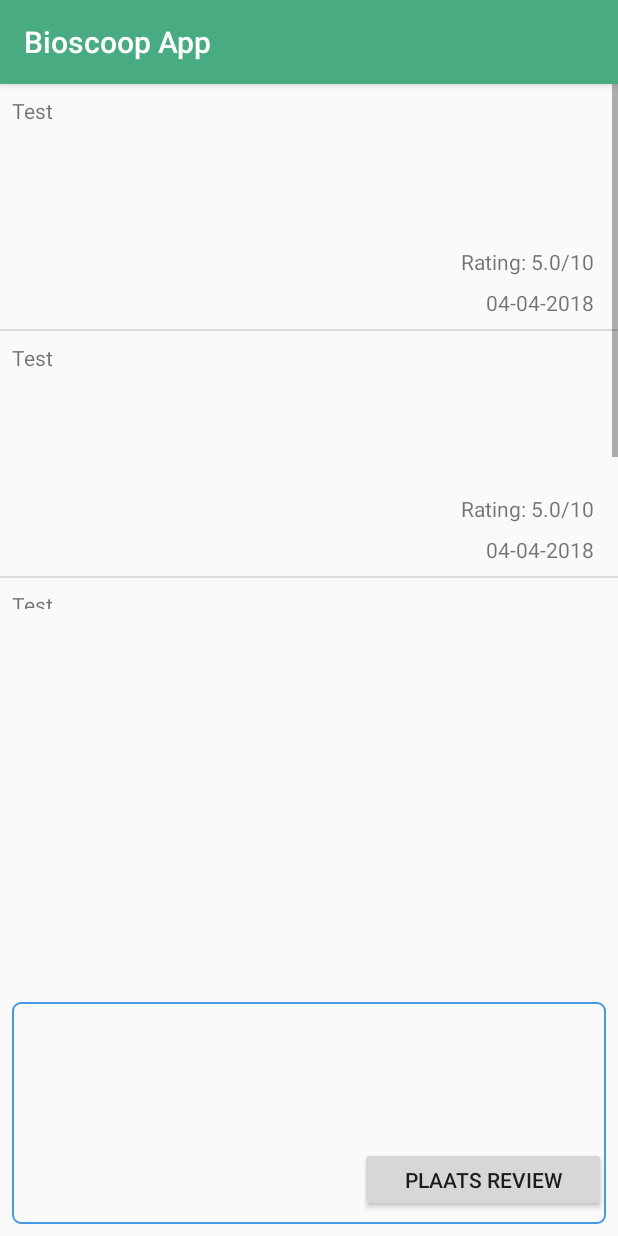
After one commit to teumaas/Android-Bioscoop-App, an Android app: the ReviewActivity screen opened directly, with no data from a screen before it, on a phone screen of 412 x 824 dp. The commit adds this screen. Run offline under Robolectric (Android 15) with nearby library versions, the phone set to English and light mode, and no system bars; Roboto replaces fonts that are not available here.

Commit message:
Review scherm gemaakt
Heb het reviewscherm gemaakt. Moeten alleen nog fixen dat de info uit de database wordt gestopt en als je op de 'Plaats review' button drukt hij hem ook opslaat in de database.

```diff
--- a/app/src/main/AndroidManifest.xml
+++ b/app/src/main/AndroidManifest.xml
@@ -58,7 +58,8 @@
         <activity
             android:name=".controllers.SuccessfulPayment"
             android:parentActivityName=".controllers.MainActivity" />
-        <activity android:name=".controllers.ContactDetailsActivity"></activity>
+        <activity android:name=".controllers.ContactDetailsActivity" />
+        <activity android:name=".controllers.ReviewActivity"></activity>
     </application>
 
 </manifest>
--- a/app/src/main/java/nl/avans/informatica/bioscoopapp/controllers/MovieDetailActivity.java
+++ b/app/src/main/java/nl/avans/informatica/bioscoopapp/controllers/MovieDetailActivity.java
@@ -43,6 +43,15 @@ public class MovieDetailActivity extends AppCompatActivity implements View.OnCli
         TextView textViewDescription = (TextView) findViewById(R.id.textViewDescription);
         Button orderTickets = (Button) findViewById(R.id.orderTickets);
 
+        Button reviewButton = (Button) findViewById(R.id.reviewButton);
+        reviewButton.setOnClickListener(new View.OnClickListener() {
+            @Override
+            public void onClick(View view) {
+                Intent reviewIntent = new Intent(MovieDetailActivity.this, ReviewActivity.class);
+                startActivity(reviewIntent);
+            }
+        });
+
         Picasso.with(this)
                 .load(movie.getImage())
                 .into(imageViewMovie);
--- /dev/null
+++ b/app/src/main/java/nl/avans/informatica/bioscoopapp/controllers/ReviewActivity.java
@@ -0,0 +1,73 @@
+package nl.avans.informatica.bioscoopapp.controllers;
+
+import android.graphics.Rect;
+import android.support.v7.app.AppCompatActivity;
+import android.os.Bundle;
+import android.view.View;
+import android.view.ViewTreeObserver;
+import android.widget.Button;
+import android.widget.EditText;
+import android.widget.ListView;
+
+import java.util.ArrayList;
+
+import nl.avans.informatica.bioscoopapp.R;
+import nl.avans.informatica.bioscoopapp.domain.MovieReview;
+import nl.avans.informatica.bioscoopapp.util.ReviewAdapter;
+
+public class ReviewActivity extends AppCompatActivity {
+
+    private ReviewAdapter adapter;
+    private ArrayList<MovieReview> reviews = new ArrayList<MovieReview>();
+    private View contentView;
+
+
+
+    @Override
+    protected void onCreate(Bundle savedInstanceState) {
+        super.onCreate(savedInstanceState);
+        setContentView(R.layout.activity_review);
+        contentView = this.findViewById(android.R.id.content);
+
+        final ListView reviewListView = (ListView) findViewById(R.id.reviewListView);
+        adapter = new ReviewAdapter(getApplicationContext(), getLayoutInflater(), reviews);
+        reviewListView.setAdapter(adapter);
+
+        //dit is test data.
+        MovieReview review1 = new MovieReview(1,"04-04-2018", "Test", 5.0, "402S");
+        MovieReview review2 = new MovieReview(1,"04-04-2018", "Test", 5.0, "402S");
+        MovieReview review3 = new MovieReview(1,"04-04-2018", "Test", 5.0, "402S");
+        reviews.add(review1);
+        reviews.add(review2);
+        reviews.add(review3);
+        // onderstaande zorgt ervoor dat de listview gehide word wanneer je aan het typen bent.
+        contentView.getViewTreeObserver().addOnGlobalLayoutListener(new ViewTreeObserver.OnGlobalLayoutListener() {
+            @Override
+            public void onGlobalLayout() {
+
+                Rect r = new Rect();
+                contentView.getWindowVisibleDisplayFrame(r);
+                int screenHeight = contentView.getRootView().getHeight();
+
+                int keypadHeight = screenHeight - r.bottom;
+
+                if (keypadHeight > screenHeight * 0.15) { // keyboard is opened
+                    reviewListView.setVisibility(View.GONE);
+                }
+                else { // keyboard is closed
+                    reviewListView.setVisibility(View.VISIBLE);
+                }
+            }
+        });
+
+        EditText reviewEditText = (EditText) findViewById(R.id.reviewEditText);
+
+        Button reviewButton = (Button) findViewById(R.id.reviewButton);
+//        reviewButton.setOnClickListener(new View.OnClickListener() {
+//            @Override
+//            public void onClick(View view) {
+//                //ToDo add review to DB
+//            }
+//        });
+    }
+}
--- /dev/null
+++ b/app/src/main/java/nl/avans/informatica/bioscoopapp/util/ReviewAdapter.java
@@ -0,0 +1,89 @@
+package nl.avans.informatica.bioscoopapp.util;
+
+import android.content.Context;
+import android.util.Log;
+import android.view.LayoutInflater;
+import android.view.View;
+import android.view.ViewGroup;
+import android.widget.BaseAdapter;
+import android.widget.TextView;
+
+import org.w3c.dom.Text;
+
+import java.util.ArrayList;
+import nl.avans.informatica.bioscoopapp.R;
+import nl.avans.informatica.bioscoopapp.domain.MovieReview;
+
+public class ReviewAdapter extends BaseAdapter {
+
+    private static final String TAG = ReviewAdapter.class.getSimpleName();
+
+    private Context mContext;
+    private LayoutInflater mInflator;
+    private ArrayList reviewsArrayList;
+
+    public ReviewAdapter(Context context, LayoutInflater layoutInflater, ArrayList<MovieReview> reviewsArrayList) {
+        mContext = context;
+        mInflator = layoutInflater;
+        this.reviewsArrayList = reviewsArrayList;
+    }
+
+    @Override
+    public int getCount() {
+        int size = reviewsArrayList.size();
+        return size;
+    }
+
+    @Override
+    public Object getItem(int position) {
+        Log.i(TAG, "getItem " + position);
+        return reviewsArrayList.get(position);
+    }
+
+    @Override
+    public long getItemId(int position) {
+        return position;
+    }
+
+    @Override
+    public View getView(int position, View convertView, ViewGroup parent) {
+
+        Log.i(TAG, "getView " + position);
+
+        ViewHolder viewHolder;
+
+        // Create new of gebruik een al bestaande (recycled by Android)
+
+
+        if (convertView == null) {
+
+            // Als convertView nog niet bestaat maken we een nieuwe aan.
+            convertView = mInflator.inflate(R.layout.costum_review_listview, null);
+
+            viewHolder = new ViewHolder();
+            viewHolder.review = (TextView) convertView.findViewById(R.id.review);
+            viewHolder.reviewDate = (TextView) convertView.findViewById(R.id.reviewDate);
+            viewHolder.movieRating = (TextView) convertView.findViewById(R.id.movieRating);
+
+            // Koppel de view aan de viewHolder
+            convertView.setTag(viewHolder);
+        } else {
+            // Als de convertView wel bestaat gebruiken we die.
+            viewHolder = (ViewHolder) convertView.getTag();
+        }
+
+        MovieReview review = (MovieReview) reviewsArrayList.get(position);
+        viewHolder.review.setText(review.getContent()); //ToDo moet vanuit de DB worden opgehaald.
+        viewHolder.reviewDate.setText(review.getDate()); //ToDo moet vanuit de DB worden opgehaald.
+        viewHolder.movieRating.setText("Rating: " + review.getRating() + "/10"); //ToDo moet vanuit de DB worden opgehaald.
+
+
+        return convertView;
+    }
+
+    private static class ViewHolder { //wordt alleen in deze class gebruikt daarom geen public class gemaakt
+        protected TextView review;
+        protected TextView reviewDate;
+        protected TextView movieRating;
+    }
+}
--- /dev/null
+++ b/app/src/main/res/drawable/edit_text_border.xml
@@ -0,0 +1,12 @@
+<?xml version="1.0" encoding="utf-8"?>
+<shape xmlns:android="http://schemas.android.com/apk/res/android"
+
+    android:thickness="0dp"
+
+    android:shape="rectangle">
+    <stroke android:width="1dp"
+
+        android:color="#4799E8"
+        />
+    <corners android:radius="5dp" />
+</shape>
--- /dev/null
+++ b/app/src/main/res/layout/activity_review.xml
@@ -0,0 +1,43 @@
+<?xml version="1.0" encoding="utf-8"?>
+<android.support.constraint.ConstraintLayout xmlns:android="http://schemas.android.com/apk/res/android"
+    xmlns:app="http://schemas.android.com/apk/res-auto"
+    xmlns:tools="http://schemas.android.com/tools"
+    android:layout_width="match_parent"
+    android:layout_height="match_parent"
+    tools:context="nl.avans.informatica.bioscoopapp.controllers.ReviewActivity">
+
+    <ListView
+        android:id="@+id/reviewListView"
+        android:layout_width="0dp"
+        android:layout_height="350dp"
+        app:layout_constraintEnd_toEndOf="parent"
+        app:layout_constraintStart_toStartOf="parent"
+        app:layout_constraintTop_toTopOf="parent" />
+
+    <EditText
+        android:id="@+id/reviewEditText"
+        android:layout_width="0dp"
+        android:layout_height="148dp"
+        android:layout_marginBottom="8dp"
+        android:layout_marginEnd="8dp"
+        android:layout_marginStart="8dp"
+        android:background="@drawable/edit_text_border"
+        android:ems="10"
+        android:freezesText="false"
+        android:inputType="textPersonName"
+        android:isScrollContainer="true"
+        app:layout_constraintBottom_toBottomOf="parent"
+        app:layout_constraintEnd_toEndOf="parent"
+        app:layout_constraintStart_toStartOf="parent"
+        android:gravity="top|start"/>
+
+    <Button
+        android:id="@+id/plaatsReviewButton"
+        android:layout_width="164dp"
+        android:layout_height="43dp"
+        android:layout_marginBottom="8dp"
+        android:layout_marginEnd="8dp"
+        android:text="@string/plaats_review_button"
+        app:layout_constraintBottom_toBottomOf="@+id/reviewEditText"
+        app:layout_constraintEnd_toEndOf="parent" />
+</android.support.constraint.ConstraintLayout>
--- /dev/null
+++ b/app/src/main/res/layout/costum_review_listview.xml
@@ -0,0 +1,41 @@
+<?xml version="1.0" encoding="utf-8"?>
+<android.support.constraint.ConstraintLayout
+    xmlns:android="http://schemas.android.com/apk/res/android"
+    xmlns:app="http://schemas.android.com/apk/res-auto"
+    xmlns:tools="http://schemas.android.com/tools"
+    android:layout_width="match_parent"
+    android:layout_height="match_parent">
+
+    <TextView
+        android:id="@+id/review"
+        android:layout_width="0dp"
+        android:layout_height="155dp"
+        android:layout_marginEnd="8dp"
+        android:layout_marginStart="8dp"
+        android:layout_marginTop="8dp"
+        android:text="TextView"
+        app:layout_constraintEnd_toEndOf="parent"
+        app:layout_constraintStart_toStartOf="parent"
+        app:layout_constraintTop_toTopOf="parent" />
+
+    <TextView
+        android:id="@+id/reviewDate"
+        android:layout_width="wrap_content"
+        android:layout_height="wrap_content"
+        android:layout_marginBottom="8dp"
+        android:layout_marginEnd="8dp"
+        android:text="TextView"
+        app:layout_constraintBottom_toBottomOf="@+id/review"
+        app:layout_constraintEnd_toEndOf="@+id/review" />
+
+    <TextView
+        android:id="@+id/movieRating"
+        android:layout_width="wrap_content"
+        android:layout_height="wrap_content"
+        android:layout_marginBottom="8dp"
+        android:layout_marginEnd="8dp"
+        android:text="TextView"
+        app:layout_constraintBottom_toTopOf="@+id/reviewDate"
+        app:layout_constraintEnd_toEndOf="@+id/review" />
+
+</android.support.constraint.ConstraintLayout>
--- a/app/src/main/res/layout/detail_movie_activity.xml
+++ b/app/src/main/res/layout/detail_movie_activity.xml
@@ -123,4 +123,16 @@
         app:layout_constraintHorizontal_bias="0.864"
         app:layout_constraintStart_toStartOf="parent" />
 
+    <Button
+        android:id="@+id/reviewButton"
+        android:layout_width="wrap_content"
+        android:layout_height="wrap_content"
+        android:layout_marginBottom="16dp"
+        android:layout_marginEnd="8dp"
+        android:layout_marginStart="8dp"
+        android:text="@string/reviews_button"
+        app:layout_constraintBottom_toBottomOf="parent"
+        app:layout_constraintEnd_toStartOf="@+id/orderTickets"
+        app:layout_constraintStart_toStartOf="parent" />
+
 </android.support.constraint.ConstraintLayout>
--- a/app/src/main/res/values/strings.xml
+++ b/app/src/main/res/values/strings.xml
@@ -18,6 +18,8 @@
 
     <string name="action_settings" translatable="false">Settings</string>
     <string name="bestel_tickets">Bestel tickets</string>
+    <string name="reviews_button">Reviews</string>
+    <string name="plaats_review_button">Plaats review</string>
     <string name="aantal_tickets">Aantal tickets</string>
     <string name="geselecteerde_voorstelling">Geselecteerde voorstelling:</string>
     <string name="bevestig">Bevestig</string>
```
